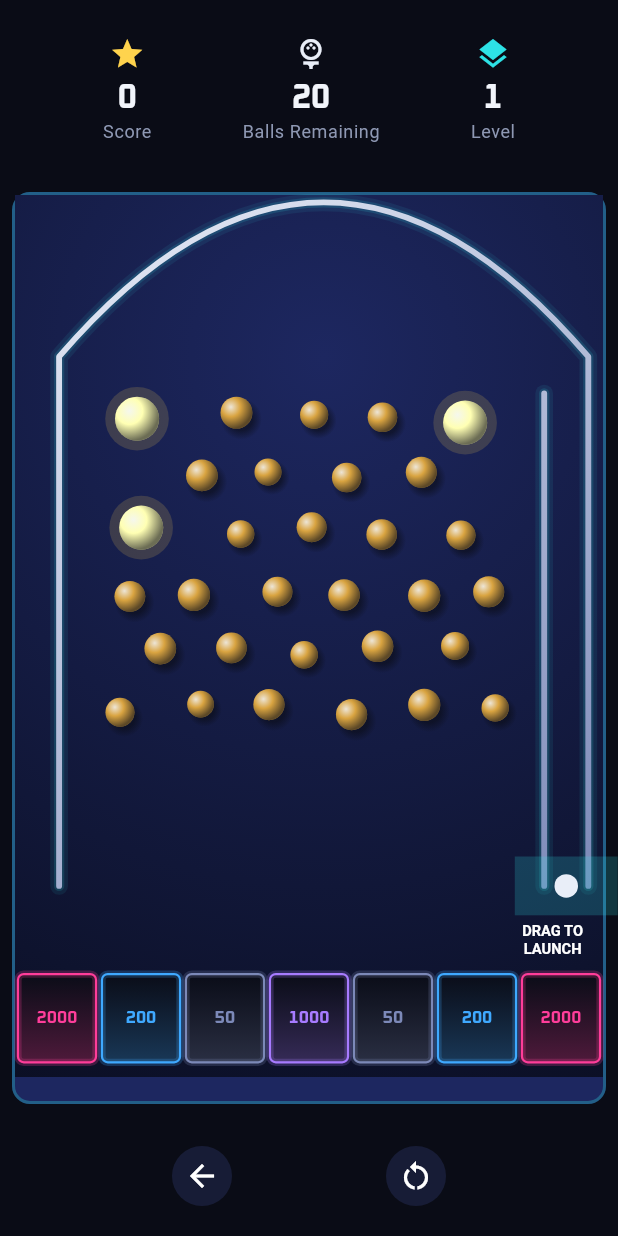
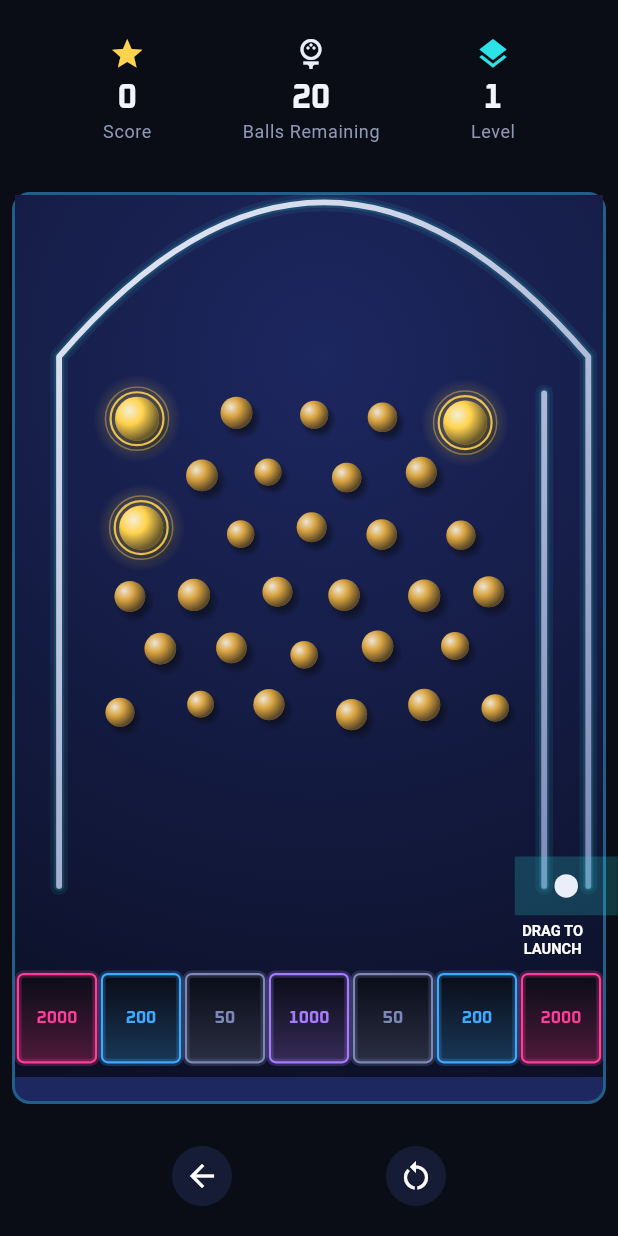
Before and after one commit to frankbria/pachinko, a Flutter app: the screen it shows after launch, after a tap on "Play", on a phone screen of 412 x 824 dp. Run offline on Flutter 3.47's test engine with Material 3 defaults, Android fonts, the phone set to English and light mode, and no system bars; our stand-ins replace just_audio, shared_preferences.

Commit message:
feat(pegs): prize pegs read as prizes; bonus overlay and confetti in the palette (#28)
- A prize peg still to win is a gold sphere in a soft halo with two gold
  rings that breathe with its shimmer. It used to be drawn 70% white: the
  hit flash applied whenever a peg was animating, and a shimmering prize
  peg always is. The flash now needs the peg to have been hit.
- A collected prize peg is dimmed to dark gold with one thin ring, so it
  is plain which prizes remain. Peg.isCollected and
  Peg.collectedPrizeColor carry that; the mocks are regenerated.
- The bonus announcement is a dark scrim with a gold glow and the display
  face, drawn under the balls, the confetti and the popups so it does not
  muddy them. Confetti pieces are discs, diamonds and streamers by size,
  in the palette's gold, magenta, violet, blue and cyan.
- The announcement and confetti live in board_effects.dart, which a test
  reads for colours outside GameConstants.

Peg count, radius and the bonus rules are unchanged. How to Play already
called the pegs gold; a test now pins it.

Claude-Session: https://claude.ai/code/session_01Gt1D2xJNQAaDNDDzqRKKd7

```diff
--- a/lib/models/peg.dart
+++ b/lib/models/peg.dart
@@ -117,27 +117,25 @@ class Peg {
     }
   }
 
+  /// What a prize peg looks like once it has been collected: its gold dimmed
+  /// towards the cabinet, so that the pegs still to win stand out.
+  static final Color collectedPrizeColor =
+      Color.lerp(GameConstants.specialPegColor, GameConstants.cabinetColor, 0.55)!;
+
+  /// Whether this is a prize peg that has been hit on this level.
+  bool get isCollected => type == PegType.special && hasBeenHit;
+
+  /// The colour to draw the peg in: its own, or the dimmed gold of a
+  /// collected prize, brightened towards the ink colour while its hit flash
+  /// runs. A prize peg's shimmer is not in its colour; the board shows it in
+  /// the halo and rings around the peg.
   Color get renderColor {
-    // Determine base color for this peg
-    Color baseColor = color;
+    final baseColor = isCollected ? collectedPrizeColor : color;
 
-    // Special pegs show shimmer effect when highlighted and unhit
-    if (type == PegType.special && isHighlighted) {
-      // Apply shimmer intensity to yellow glow
-      baseColor = Color.lerp(color, const Color(0xFFFFFF00), 0.5 + shimmerIntensity)!;
+    // pulseProgress: 0.0 at the hit, 1.0 when the flash is over
+    if (hasBeenHit && isAnimating && pulseProgress < 1.0) {
+      return Color.lerp(baseColor, GameConstants.inkColor, (1.0 - pulseProgress) * 0.7)!;
     }
-
-    // Apply hit animation effect if animating
-    // pulseProgress: 0.0 (start) -> 1.0 (complete)
-    // Inverted for fade: 1.0 (bright white) -> 0.0 (normal color)
-    if (isAnimating && pulseProgress < 1.0) {
-      final fadeIntensity = 1.0 - pulseProgress; // 1.0 -> 0.0 over animation
-      const white = Color(0xFFFFFFFF);
-      final hitColor = Color.lerp(baseColor, white, fadeIntensity * 0.7);
-      return hitColor ?? baseColor;
-    }
-
-    // After animation completes, return to normal base color
     return baseColor;
   }
 
--- a/lib/widgets/pachinko_board.dart
+++ b/lib/widgets/pachinko_board.dart
@@ -7,6 +7,7 @@ import '../models/game_state.dart';
 import '../models/level.dart';
 import '../models/peg.dart';
 import '../utils/constants.dart';
+import 'board_effects.dart';
 import 'board_static_layer.dart';
 
 class PachinkoBoard extends StatefulWidget {
@@ -204,6 +205,16 @@ class _PachinkoBoardPainter extends CustomPainter {
     _drawSlotCounts(canvas, level);
     _drawAnimatedPegs(canvas, level);
 
+    // The bonus announcement dims the board. It goes under the balls, the
+    // confetti and the score popups, which would be muddied beneath it
+    if (gameState.specialBonusTriggered) {
+      paintBonusOverlay(
+        canvas,
+        opacity: gameState.bonusOverlayOpacity,
+        bonusBalls: 5 + (gameState.currentLevelNumber ~/ 2),
+      );
+    }
+
     // Draw balls
     _drawBalls(canvas, gameState);
 
@@ -216,17 +227,12 @@ class _PachinkoBoardPainter extends CustomPainter {
 
     // Draw confetti particles
     for (final particle in gameState.confettiParticles) {
-      _drawConfettiParticle(canvas, particle);
+      paintConfettiPiece(canvas, particle);
     }
 
     // Draw floating texts
     for (final floatingText in gameState.floatingTexts) {
       _drawFloatingText(canvas, floatingText);
-    }
-
-    // Draw special bonus indicator
-    if (gameState.specialBonusTriggered) {
-      _drawSpecialBonusEffect(canvas, size, scale);
     }
 
     canvas.restore();
@@ -262,6 +268,10 @@ class _PachinkoBoardPainter extends CustomPainter {
 
   /// Prize pegs, and any pin in the middle of its hit pulse. A pin at rest is
   /// in the static layer and is not drawn again here.
+  ///
+  /// A prize peg still to win is a gold sphere in a soft halo with two rings,
+  /// which breathe with its shimmer. Once collected it is dim, with one thin
+  /// ring and no halo, so that it is plain which prizes remain.
   void _drawAnimatedPegs(Canvas canvas, Level level) {
     for (final peg in level.pegs) {
       if (peg.type != PegType.special && !peg.isAnimating) continue;
@@ -276,17 +286,23 @@ class _PachinkoBoardPainter extends CustomPainter {
         canvas.drawCircle(centre, peg.pulseGlowRadius, pulsePaint);
       }
 
-      // Draw shimmer glow for special pegs
-      final glows = peg.type == PegType.special && peg.isHighlighted && peg.shimmerIntensity > 0.0;
-      if (glows) {
-        final shimmerPaint = Paint()
-          ..color = GameConstants.specialPegColor.withValues(alpha: 0.3 * peg.shimmerIntensity)
-          ..style = PaintingStyle.fill;
+      Paint ring(double width, double strength) => Paint()
+        ..style = PaintingStyle.stroke
+        ..strokeWidth = width
+        ..color = GameConstants.specialPegColor.withValues(alpha: strength);
 
-        canvas.drawCircle(centre, peg.radius + (5 + 3 * peg.shimmerIntensity), shimmerPaint);
+      if (peg.type != PegType.special) {
+        paintSphere(canvas, centre, peg.radius, peg.renderColor);
+      } else if (peg.isCollected) {
+        paintSphere(canvas, centre, peg.radius, peg.renderColor);
+        canvas.drawCircle(centre, peg.radius + 2, ring(1, 0.55));
+      } else {
+        paintSphere(canvas, centre, peg.radius, peg.renderColor, glowColour: GameConstants.specialPegColor);
+        // shimmerIntensity runs from 0.0 to 0.6
+        final strength = 0.5 + 0.7 * peg.shimmerIntensity;
+        canvas.drawCircle(centre, peg.radius + 3, ring(1.5, strength));
+        canvas.drawCircle(centre, peg.radius + 6.5, ring(1, strength * 0.45));
       }
-
-      paintSphere(canvas, centre, peg.radius, peg.renderColor, castsShadow: !glows);
     }
   }
 
@@ -431,71 +447,6 @@ class _PachinkoBoardPainter extends CustomPainter {
     );
   }
 
-  void _drawSpecialBonusEffect(Canvas canvas, Size size, double scale) {
-    final gameState = gameManager.gameState;
-    final opacity = gameState.bonusOverlayOpacity;
-
-    // Background overlay with opacity
-    final paint = Paint()
-      ..color = GameConstants.bonusBallColor.withOpacity(opacity * 0.3)
-      ..style = PaintingStyle.fill;
-
-    canvas.drawRect(
-      Rect.fromLTWH(0, 0, GameConstants.boardWidth, GameConstants.boardHeight),
-      paint,
-    );
-
-    // Calculate bonus balls amount
-    final bonusBalls = 5 + (gameState.currentLevelNumber ~/ 2);
-
-    // Draw bonus text with opacity (shadows removed for Linux compatibility)
-    final textPainter = TextPainter(
-      text: TextSpan(
-        text: '+$bonusBalls BALLS!',
-        style: TextStyle(
-          color: GameConstants.bonusBallColor.withOpacity(opacity),
-          fontSize: 36,
-          fontWeight: FontWeight.bold,
-        ),
-      ),
-      textDirection: TextDirection.ltr,
-    );
-    textPainter.layout();
-    textPainter.paint(
-      canvas,
-      Offset(
-        (GameConstants.boardWidth - textPainter.width) / 2,
-        GameConstants.boardHeight / 2 - textPainter.height / 2,
-      ),
-    );
-  }
-
-  void _drawConfettiParticle(Canvas canvas, particle) {
-    canvas.save();
-
-    // Translate to particle position
-    canvas.translate(particle.position.x, particle.position.y);
-
-    // Rotate
-    canvas.rotate(particle.rotation);
-
-    // Draw rectangle (confetti piece)
-    final paint = Paint()
-      ..color = particle.color.withOpacity(particle.opacity)
-      ..style = PaintingStyle.fill;
-
-    canvas.drawRect(
-      Rect.fromCenter(
-        center: Offset.zero,
-        width: particle.size,
-        height: particle.size * 0.6,
-      ),
-      paint,
-    );
-
-    canvas.restore();
-  }
-
   void _drawFloatingText(Canvas canvas, floatingText) {
     final textPainter = TextPainter(
       text: TextSpan(
```
Also changed, not shown: lib/models/game_state.dart (+7 -7 lines), lib/widgets/board_effects.dart (added, +97 -0 lines), 16 other files.
